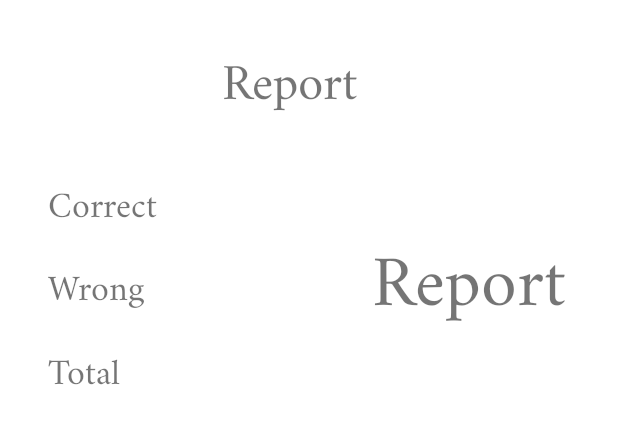
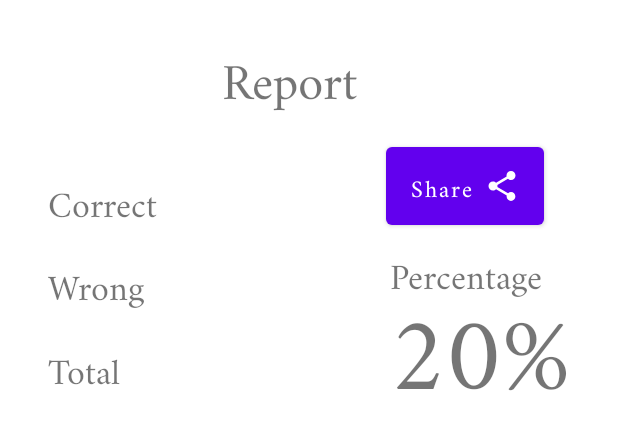
Before and after one commit to AazamJutt/Mobile-Computing, an Android app: the layout activity_report.xml on its own in the app's theme, with its tools: preview values and no code run, on a phone screen of 412 x 824 dp. Shown: the top 430 px of the screen. Run offline under Robolectric (Android 15) with nearby library versions, the phone set to English and light mode, and no system bars.

Commit message:
Finalized Report Page

```diff
--- a/app/src/main/java/com/example/makharijulhuruf/TestActivity.java
+++ b/app/src/main/java/com/example/makharijulhuruf/TestActivity.java
@@ -60,6 +60,7 @@ public class TestActivity extends AppCompatActivity implements View.OnClickListe
     @Override
     protected void onStart() {
         currentNumber=1;
+        report = new Report();
         generateMCQ();
         super.onStart();
     }
--- /dev/null
+++ b/app/src/main/res/drawable/ic_share.xml
@@ -0,0 +1,5 @@
+<vector android:height="24dp" android:tint="#FFFFFF"
+    android:viewportHeight="24" android:viewportWidth="24"
+    android:width="24dp" xmlns:android="http://schemas.android.com/apk/res/android">
+    <path android:fillColor="@android:color/white" android:pathData="M18,16.08c-0.76,0 -1.44,0.3 -1.96,0.77L8.91,12.7c0.05,-0.23 0.09,-0.46 0.09,-0.7s-0.04,-0.47 -0.09,-0.7l7.05,-4.11c0.54,0.5 1.25,0.81 2.04,0.81 1.66,0 3,-1.34 3,-3s-1.34,-3 -3,-3 -3,1.34 -3,3c0,0.24 0.04,0.47 0.09,0.7L8.04,9.81C7.5,9.31 6.79,9 6,9c-1.66,0 -3,1.34 -3,3s1.34,3 3,3c0.79,0 1.5,-0.31 2.04,-0.81l7.12,4.16c-0.05,0.21 -0.08,0.43 -0.08,0.65 0,1.61 1.31,2.92 2.92,2.92 1.61,0 2.92,-1.31 2.92,-2.92s-1.31,-2.92 -2.92,-2.92z"/>
+</vector>
--- a/app/src/main/res/layout/activity_report.xml
+++ b/app/src/main/res/layout/activity_report.xml
@@ -5,6 +5,21 @@
     android:layout_width="match_parent"
     android:layout_height="match_parent"
     tools:context=".ReportActivity">
+
+    <Button
+        android:id="@+id/shareBtn"
+        android:layout_width="wrap_content"
+        android:layout_height="wrap_content"
+        android:layout_marginTop="92dp"
+        android:drawableEnd="@drawable/ic_share"
+        android:text="Share"
+        android:textAlignment="center"
+        android:textAllCaps="false"
+        android:textSize="16sp"
+        app:layout_constraintEnd_toEndOf="parent"
+        app:layout_constraintHorizontal_bias="0.84"
+        app:layout_constraintStart_toStartOf="parent"
+        app:layout_constraintTop_toTopOf="parent" />
 
     <TextView
         android:id="@+id/textView"
@@ -18,17 +33,6 @@
         app:layout_constraintTop_toTopOf="parent" />
 
     <TextView
-        android:id="@+id/percentage"
-        android:layout_width="wrap_content"
-        android:layout_height="wrap_content"
-        android:layout_marginStart="248dp"
-        android:layout_marginTop="116dp"
-        android:text="Report"
-        android:textSize="48sp"
-        app:layout_constraintStart_toStartOf="parent"
-        app:layout_constraintTop_toTopOf="parent" />
-
-    <TextView
         android:id="@+id/correctTxt"
         android:layout_width="120dp"
         android:layout_height="51dp"
@@ -38,6 +42,28 @@
         android:textSize="24sp"
         app:layout_constraintStart_toStartOf="parent"
         app:layout_constraintTop_toBottomOf="@+id/textView" />
+
+    <TextView
+        android:id="@+id/correctTxt2"
+        android:layout_width="120dp"
+        android:layout_height="51dp"
+        android:layout_marginStart="260dp"
+        android:layout_marginTop="52dp"
+        android:text="Percentage"
+        android:textSize="24sp"
+        app:layout_constraintStart_toStartOf="parent"
+        app:layout_constraintTop_toBottomOf="@+id/textView" />
+
+    <TextView
+        android:id="@+id/percentage"
+        android:layout_width="wrap_content"
+        android:layout_height="wrap_content"
+        android:layout_marginStart="260dp"
+        android:layout_marginTop="132dp"
+        android:text="20%"
+        android:textSize="70sp"
+        app:layout_constraintStart_toStartOf="parent"
+        app:layout_constraintTop_toTopOf="parent" />
 
     <TextView
         android:id="@+id/totalTxt"
@@ -63,8 +89,9 @@
 
     <ScrollView
         android:id="@+id/scroller"
-        android:layout_width="372dp"
-        android:layout_height="494dp"
+        android:layout_width="368dp"
+        android:layout_height="477dp"
+        android:layout_marginTop="10dp"
         app:layout_constraintEnd_toEndOf="parent"
         app:layout_constraintHorizontal_bias="0.462"
         app:layout_constraintStart_toStartOf="parent"
--- a/app/src/main/res/layout/report_question.xml
+++ b/app/src/main/res/layout/report_question.xml
@@ -20,13 +20,13 @@
 
         <TextView
             android:id="@+id/quesTxt"
-            android:layout_width="126dp"
+            android:layout_width="281dp"
             android:layout_height="wrap_content"
             android:layout_marginLeft="20dp"
             android:layout_marginRight="20dp"
             android:paddingLeft="20dp"
             android:text="Question: ل"
-            android:textSize="20sp" />
+            android:textSize="34sp" />
 
         <TextView
             android:id="@+id/ansTxt"
```
Also changed, not shown: app/src/main/java/com/example/makharijulhuruf/ReportActivity.java (+29 -7 lines).
